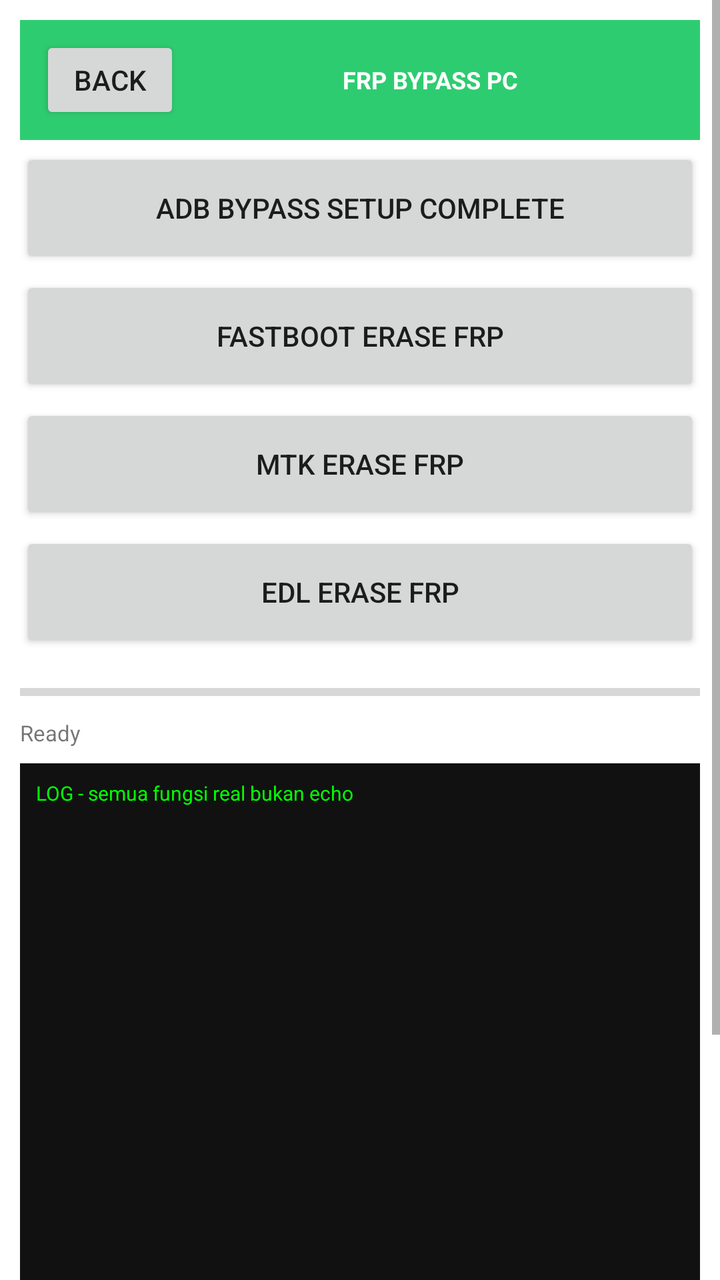
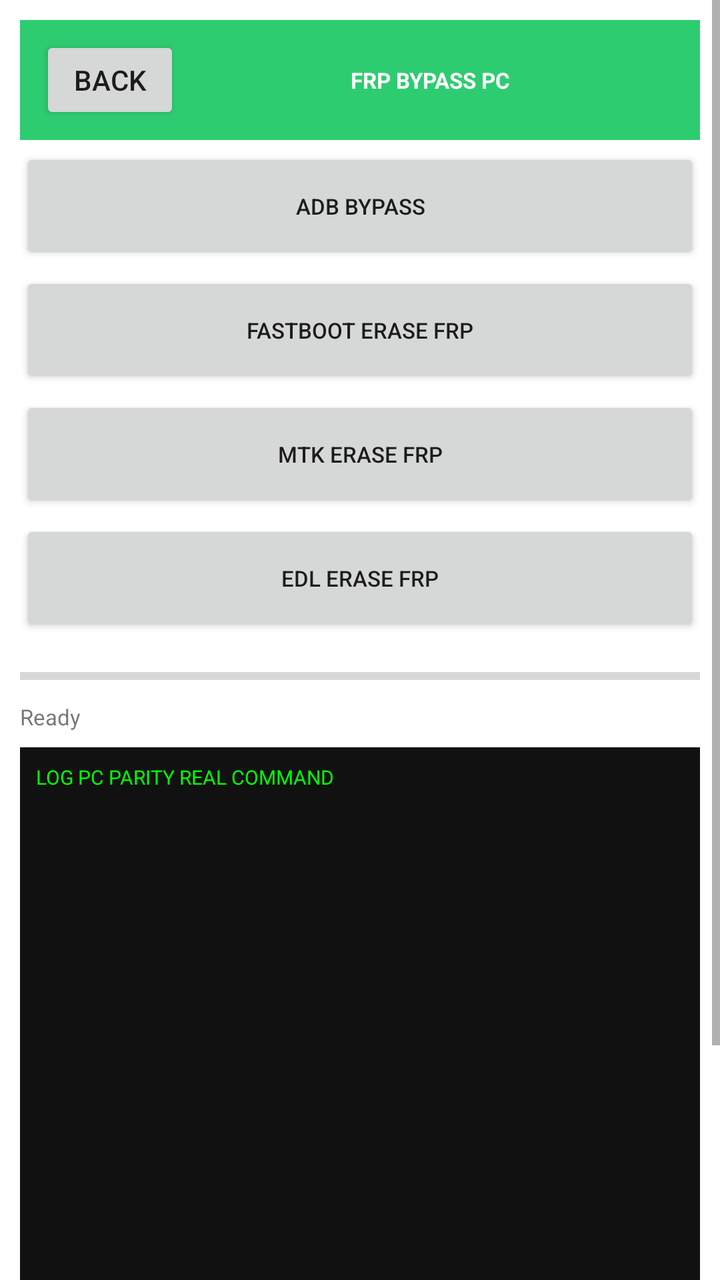

Compare the two renders of this Android layout. The source of the first and the diff that turns it into the second are given below.
<!-- AndroidManifest.xml: application theme Theme.OTGFlasher -->
<!-- res/layout/activity_frp.xml -->
<?xml version="1.0" encoding="utf-8"?>
<ScrollView xmlns:android="http://schemas.android.com/apk/res/android" android:layout_width="match_parent" android:layout_height="match_parent" android:background="#FFFFFF">
<LinearLayout android:orientation="vertical" android:layout_width="match_parent" android:layout_height="wrap_content" android:padding="10dp">
<LinearLayout android:orientation="horizontal" android:layout_width="match_parent" android:layout_height="60dp" android:background="#2ECC71" android:gravity="center_vertical" android:padding="10dp"><Button android:id="@+id/btn_back" android:text="BACK" android:layout_width="70dp" android:layout_height="44dp"/><TextView android:text="FRP BYPASS PC" android:textSize="12sp" android:textStyle="bold" android:textColor="#FFFFFF" android:layout_width="0dp" android:layout_weight="1" android:layout_height="wrap_content" android:gravity="center"/></LinearLayout>
<Button android:id="@+id/btn_adb_bypass_setup_complete_0" android:text="ADB bypass setup complete" android:layout_width="match_parent" android:layout_height="60dp" android:layout_marginTop="4dp"/>
<Button android:id="@+id/btn_fastboot_erase_frp_1" android:text="FASTBOOT erase frp" android:layout_width="match_parent" android:layout_height="60dp" android:layout_marginTop="4dp"/>
<Button android:id="@+id/btn_mtk_erase_frp_2" android:text="MTK erase frp" android:layout_width="match_parent" android:layout_height="60dp" android:layout_marginTop="4dp"/>
<Button android:id="@+id/btn_edl_erase_frp_3" android:text="EDL erase frp" android:layout_width="match_parent" android:layout_height="60dp" android:layout_marginTop="4dp"/>
<ProgressBar android:id="@+id/progress_bar" style="?android:attr/progressBarStyleHorizontal" android:layout_width="match_parent" android:layout_height="16dp" android:max="100" android:layout_marginTop="12dp"/>
<TextView android:id="@+id/txt_detail" android:text="Ready" android:textSize="11sp" android:layout_width="match_parent" android:layout_height="wrap_content" android:layout_marginTop="5dp"/>
<TextView android:id="@+id/log_view" android:text="LOG - semua fungsi real bukan echo" android:textSize="10sp" android:background="#111111" android:textColor="#00FF00" android:padding="8dp" android:layout_width="match_parent" android:layout_height="400dp" android:layout_marginTop="8dp"/>
</LinearLayout></ScrollView>
<!-- resources referenced by this layout -->
<resources>
  <style name="Theme.OTGFlasher" parent="android:Theme.Material.Light.NoActionBar" />
</resources>

<!-- the commit's change to res/layout/activity_frp.xml (unified diff, before → after) -->
@@ -1,12 +1,12 @@
 <?xml version="1.0" encoding="utf-8"?>
 <ScrollView xmlns:android="http://schemas.android.com/apk/res/android" android:layout_width="match_parent" android:layout_height="match_parent" android:background="#FFFFFF">
 <LinearLayout android:orientation="vertical" android:layout_width="match_parent" android:layout_height="wrap_content" android:padding="10dp">
-<LinearLayout android:orientation="horizontal" android:layout_width="match_parent" android:layout_height="60dp" android:background="#2ECC71" android:gravity="center_vertical" android:padding="10dp"><Button android:id="@+id/btn_back" android:text="BACK" android:layout_width="70dp" android:layout_height="44dp"/><TextView android:text="FRP BYPASS PC" android:textSize="12sp" android:textStyle="bold" android:textColor="#FFFFFF" android:layout_width="0dp" android:layout_weight="1" android:layout_height="wrap_content" android:gravity="center"/></LinearLayout>
-<Button android:id="@+id/btn_adb_bypass_setup_complete_0" android:text="ADB bypass setup complete" android:layout_width="match_parent" android:layout_height="60dp" android:layout_marginTop="4dp"/>
-<Button android:id="@+id/btn_fastboot_erase_frp_1" android:text="FASTBOOT erase frp" android:layout_width="match_parent" android:layout_height="60dp" android:layout_marginTop="4dp"/>
-<Button android:id="@+id/btn_mtk_erase_frp_2" android:text="MTK erase frp" android:layout_width="match_parent" android:layout_height="60dp" android:layout_marginTop="4dp"/>
-<Button android:id="@+id/btn_edl_erase_frp_3" android:text="EDL erase frp" android:layout_width="match_parent" android:layout_height="60dp" android:layout_marginTop="4dp"/>
+<LinearLayout android:orientation="horizontal" android:layout_width="match_parent" android:layout_height="60dp" android:background="#2ECC71" android:gravity="center_vertical" android:padding="10dp"><Button android:id="@+id/btn_back" android:text="BACK" android:layout_width="70dp" android:layout_height="44dp"/><TextView android:text="FRP BYPASS PC" android:textSize="11sp" android:textStyle="bold" android:textColor="#FFFFFF" android:layout_width="0dp" android:layout_weight="1" android:layout_height="wrap_content" android:gravity="center"/></LinearLayout>
+<Button android:id="@+id/btn_adb_bypass_0" android:text="ADB bypass" android:layout_width="match_parent" android:layout_height="58dp" android:layout_marginTop="4dp" android:textSize="11sp"/>
+<Button android:id="@+id/btn_fastboot_erase_frp_1" android:text="FASTBOOT erase frp" android:layout_width="match_parent" android:layout_height="58dp" android:layout_marginTop="4dp" android:textSize="11sp"/>
+<Button android:id="@+id/btn_mtk_erase_frp_2" android:text="MTK erase frp" android:layout_width="match_parent" android:layout_height="58dp" android:layout_marginTop="4dp" android:textSize="11sp"/>
+<Button android:id="@+id/btn_edl_erase_frp_3" android:text="EDL erase frp" android:layout_width="match_parent" android:layout_height="58dp" android:layout_marginTop="4dp" android:textSize="11sp"/>
 <ProgressBar android:id="@+id/progress_bar" style="?android:attr/progressBarStyleHorizontal" android:layout_width="match_parent" android:layout_height="16dp" android:max="100" android:layout_marginTop="12dp"/>
 <TextView android:id="@+id/txt_detail" android:text="Ready" android:textSize="11sp" android:layout_width="match_parent" android:layout_height="wrap_content" android:layout_marginTop="5dp"/>
-<TextView android:id="@+id/log_view" android:text="LOG - semua fungsi real bukan echo" android:textSize="10sp" android:background="#111111" android:textColor="#00FF00" android:padding="8dp" android:layout_width="match_parent" android:layout_height="400dp" android:layout_marginTop="8dp"/>
+<TextView android:id="@+id/log_view" android:text="LOG PC PARITY REAL COMMAND" android:textSize="10sp" android:background="#111111" android:textColor="#00FF00" android:padding="8dp" android:layout_width="match_parent" android:layout_height="400dp" android:layout_marginTop="8dp"/>
 </LinearLayout></ScrollView>
